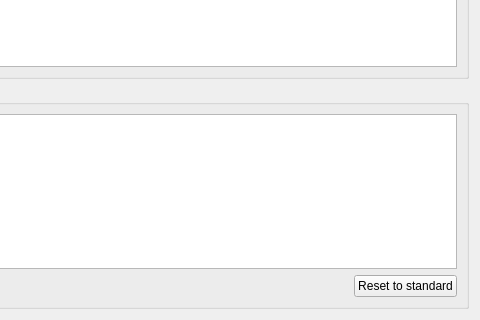
itom-project/itom, file Qitom/ui/widgetPropFigurePlugins.ui: the form before one commit; both pictures show x 214 to 694 and y 128 to 448 of the 694 by 448 pixel window.
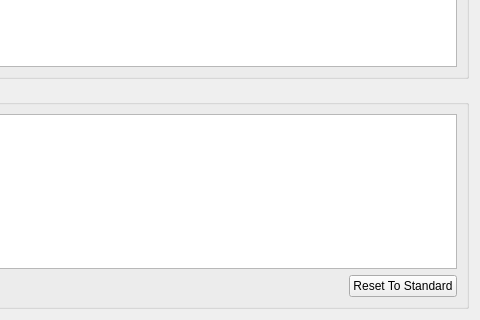
The form after the commit.

```diff
--- a/Qitom/ui/widgetPropFigurePlugins.ui
+++ b/Qitom/ui/widgetPropFigurePlugins.ui
@@ -82,7 +82,7 @@
         <item>
          <widget class="QPushButton" name="btnResetDefaultFigures">
           <property name="text">
-           <string>Reset to standard</string>
+           <string>Reset To Standard</string>
           </property>
          </widget>
         </item>
```
